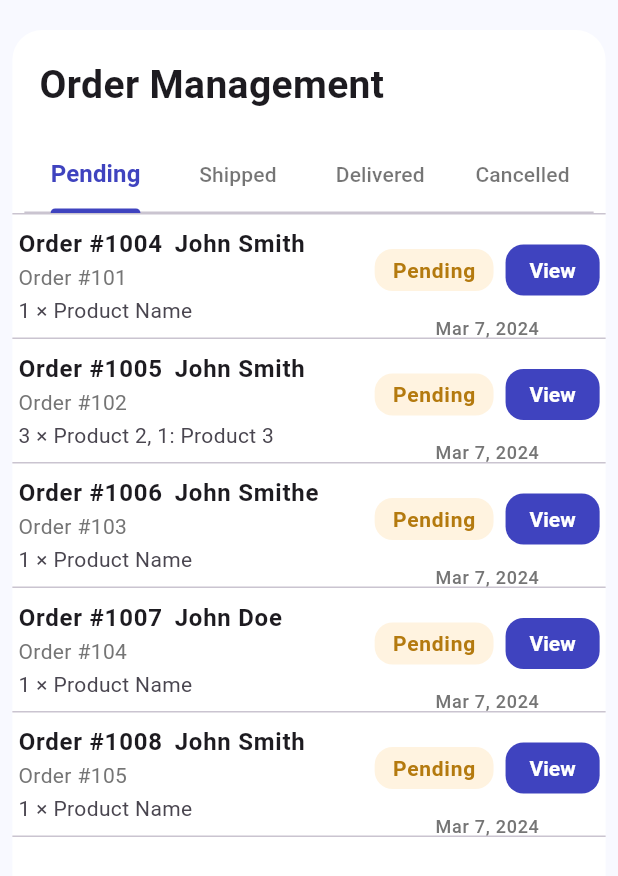
After one commit to Chaitya3101/Seller_App, a Flutter app: the OrderManagementScreen screen opened directly, on a phone screen of 412 x 824 dp. The commit adds this screen. Shown: the top 876 px of the screen. Run offline on Flutter 3.47's test engine with Material 3 defaults, Android fonts, the phone set to English and light mode, and no system bars; our stand-ins replace image_picker.

Commit message:
Fixed Gradle Sync, Added order_management.dart

```diff
--- a/lib/screens/dashboard/seller_dashboard_with_sidebar_logout.dart
+++ b/lib/screens/dashboard/seller_dashboard_with_sidebar_logout.dart
@@ -1,15 +1,19 @@
 import 'package:flutter/material.dart';
+import 'package:visionmart_seller/screens/order%20management/order_management.dart';
+
 import '../auth/login_screen.dart';
+import '../inventory/inventory_screen.dart';
 import '../products/add_product_screen.dart';
 import '../profiles/seller_profile_page.dart';
-import '../inventory/inventory_screen.dart';
 
 class SellerDashboardWithSidebar extends StatefulWidget {
   @override
-  _SellerDashboardWithSidebarState createState() => _SellerDashboardWithSidebarState();
+  _SellerDashboardWithSidebarState createState() =>
+      _SellerDashboardWithSidebarState();
 }
 
-class _SellerDashboardWithSidebarState extends State<SellerDashboardWithSidebar> {
+class _SellerDashboardWithSidebarState
+    extends State<SellerDashboardWithSidebar> {
   int selectedIndex = 0;
   final GlobalKey<ScaffoldState> _scaffoldKey = GlobalKey<ScaffoldState>();
 
@@ -62,7 +66,6 @@ class _SellerDashboardWithSidebarState extends State<SellerDashboardWithSidebar>
                 label: Text("Logout", style: TextStyle(color: Colors.white)),
               ),
             ],
-
             leading: !isWide
                 ? IconButton(
                     icon: Icon(Icons.menu),
@@ -125,7 +128,9 @@ class _SellerDashboardWithSidebarState extends State<SellerDashboardWithSidebar>
     } else if (index == 1) {
       return AddProductScreen(); // ✅ now this is active
     } else if (index == 2) {
-      return InventoryScreen();  // ✅ working as well
+      return InventoryScreen(); // ✅ working as well
+    } else if (index == 3) {
+      return OrderManagementScreen();
     } else {
       return Center(child: Text("This section will be implemented soon."));
     }
@@ -135,7 +140,8 @@ class _SellerDashboardWithSidebarState extends State<SellerDashboardWithSidebar>
     return Column(
       crossAxisAlignment: CrossAxisAlignment.start,
       children: [
-        Text("Dashboard", style: TextStyle(fontSize: 28, fontWeight: FontWeight.bold)),
+        Text("Dashboard",
+            style: TextStyle(fontSize: 28, fontWeight: FontWeight.bold)),
         SizedBox(height: 24),
         Expanded(
           child: GridView.count(
@@ -164,8 +170,13 @@ class _SellerDashboardWithSidebarState extends State<SellerDashboardWithSidebar>
           mainAxisAlignment: MainAxisAlignment.spaceAround,
           children: [
             Icon(icon, size: 40, color: Colors.indigo),
-            Text(title, style: TextStyle(fontSize: 16, fontWeight: FontWeight.w500)),
-            Text(value, style: TextStyle(fontSize: 22, fontWeight: FontWeight.bold, color: Colors.indigo)),
+            Text(title,
+                style: TextStyle(fontSize: 16, fontWeight: FontWeight.w500)),
+            Text(value,
+                style: TextStyle(
+                    fontSize: 22,
+                    fontWeight: FontWeight.bold,
+                    color: Colors.indigo)),
           ],
         ),
       ),
--- a/lib/screens/inventory/inventory_screen.dart
+++ b/lib/screens/inventory/inventory_screen.dart
@@ -1,4 +1,3 @@
-import 'dart:io';
 import 'package:flutter/material.dart';
 import '../products/add_product_screen.dart';
 
@@ -9,25 +8,41 @@ class InventoryScreen extends StatefulWidget {
 
 class _InventoryScreenState extends State<InventoryScreen> {
   List<Map<String, dynamic>> products = [];
+  bool loading = false; // No backend, so no real loading
+
+  @override
+  void initState() {
+    super.initState();
+    fetchProducts();
+  }
+
+  void fetchProducts() {
+    // You can add sample products here for demo, or keep empty
+    setState(() {
+      loading = false;
+    });
+  }
 
   void _navigateToAddProduct() async {
     final result = await Navigator.push(
       context,
       MaterialPageRoute(builder: (_) => AddProductScreen()),
     );
-
     if (result != null && result is Map<String, dynamic>) {
       setState(() {
         products.add(result);
       });
     }
   }
+
   void _editProduct(int index) async {
+    final productToEdit = products[index];
     final result = await Navigator.push(
       context,
-      MaterialPageRoute(builder: (_) => AddProductScreen()),
+      MaterialPageRoute(builder: (_) => AddProductScreen(
+        initialData: productToEdit, // (Optionally, pass data for editing)
+      )),
     );
-
     if (result != null && result is Map<String, dynamic>) {
       setState(() {
         products[index] = result;
@@ -67,7 +82,11 @@ class _InventoryScreenState extends State<InventoryScreen> {
         title: Text("Inventory Management"),
         backgroundColor: Colors.indigo,
       ),
-      body: ListView.builder(
+      body: loading
+          ? Center(child: CircularProgressIndicator())
+          : products.isEmpty
+          ? Center(child: Text("No products found.\nTap '+' to add.", textAlign: TextAlign.center))
+          : ListView.builder(
         padding: EdgeInsets.all(16),
         itemCount: products.length,
         itemBuilder: (context, index) {
@@ -79,8 +98,8 @@ class _InventoryScreenState extends State<InventoryScreen> {
                 backgroundColor: Colors.indigo.shade100,
                 child: Icon(Icons.shopping_bag, color: Colors.indigo),
               ),
-              title: Text(product["name"]),
-              subtitle: Text("₹${product["price"]} • Stock: ${product["stock"]}"),
+              title: Text(product["name"] ?? "Product"),
+              subtitle: Text("₹${product["price"] ?? '--'} • Stock: ${product["stock"] ?? '--'}"),
               trailing: Row(
                 mainAxisSize: MainAxisSize.min,
                 children: [
--- /dev/null
+++ b/lib/screens/order management/order_management.dart
@@ -0,0 +1,265 @@
+import 'package:flutter/material.dart';
+
+void main() => runApp(OrderManagementApp());
+
+class OrderManagementApp extends StatelessWidget {
+  @override
+  Widget build(BuildContext context) {
+    return MaterialApp(
+      home: OrderManagementScreen(),
+      theme: ThemeData(
+        fontFamily: 'Inter', // Optional: For modern look
+        useMaterial3: true,
+      ),
+      debugShowCheckedModeBanner: false,
+    );
+  }
+}
+
+class OrderManagementScreen extends StatefulWidget {
+  @override
+  State<OrderManagementScreen> createState() => _OrderManagementScreenState();
+}
+
+class _OrderManagementScreenState extends State<OrderManagementScreen>
+    with SingleTickerProviderStateMixin {
+  late TabController _tabController;
+
+  final List<Map<String, String>> pendingOrders = [
+    {
+      "orderNo": "1004",
+      "ref": "101",
+      "name": "John Smith",
+      "desc": "1 × Product Name",
+      "date": "Mar 7, 2024",
+      "status": "Pending"
+    },
+    {
+      "orderNo": "1005",
+      "ref": "102",
+      "name": "John Smith",
+      "desc": "3 × Product 2, 1: Product 3",
+      "date": "Mar 7, 2024",
+      "status": "Pending"
+    },
+    {
+      "orderNo": "1006",
+      "ref": "103",
+      "name": "John Smithe",
+      "desc": "1 × Product Name",
+      "date": "Mar 7, 2024",
+      "status": "Pending"
+    },
+    {
+      "orderNo": "1007",
+      "ref": "104",
+      "name": "John Doe",
+      "desc": "1 × Product Name",
+      "date": "Mar 7, 2024",
+      "status": "Pending"
+    },
+    {
+      "orderNo": "1008",
+      "ref": "105",
+      "name": "John Smith",
+      "desc": "1 × Product Name",
+      "date": "Mar 7, 2024",
+      "status": "Pending"
+    },
+  ];
+
+  @override
+  void initState() {
+    _tabController = TabController(length: 4, vsync: this);
+    super.initState();
+  }
+
+  Widget _buildStatusChip(String status) {
+    Color bgColor = Color(0xFFFFF3E0);
+    Color txtColor = Color(0xFFB47A0F);
+    if (status == "Pending") {
+      bgColor = Color(0xFFFFF3E0);
+      txtColor = Color(0xFFB47A0F);
+    }
+    // Add more if-else for different statuses (Shipped, Delivered, Cancelled)
+    return Container(
+      padding: EdgeInsets.symmetric(horizontal: 12, vertical: 4),
+      decoration: BoxDecoration(
+        color: bgColor,
+        borderRadius: BorderRadius.circular(12),
+      ),
+      child: Text(
+        status,
+        style: TextStyle(
+          color: txtColor,
+          fontWeight: FontWeight.w600,
+          fontSize: 14,
+        ),
+      ),
+    );
+  }
+
+  Widget _buildOrderTile(Map<String, String> order) {
+    return Column(
+      children: [
+        ListTile(
+          contentPadding: EdgeInsets.symmetric(vertical: 0, horizontal: 4),
+          title: Row(
+            children: [
+              Text(
+                "Order #${order["orderNo"]}",
+                style: TextStyle(fontWeight: FontWeight.w700, fontSize: 16),
+              ),
+              SizedBox(width: 8),
+              Text(
+                order["name"]!,
+                style: TextStyle(fontWeight: FontWeight.w700, fontSize: 16),
+              ),
+            ],
+          ),
+          subtitle: Column(
+            crossAxisAlignment: CrossAxisAlignment.start,
+            children: [
+              Text(
+                "Order #${order["ref"]}",
+                style: TextStyle(color: Colors.grey[600], fontSize: 14),
+              ),
+              SizedBox(height: 2),
+              Text(
+                order["desc"]!,
+                style: TextStyle(fontSize: 14),
+              ),
+            ],
+          ),
+          trailing: Column(
+            mainAxisAlignment: MainAxisAlignment.center,
+            children: [
+              Row(
+                mainAxisSize: MainAxisSize.min,
+                children: [
+                  _buildStatusChip(order["status"]!),
+                  SizedBox(width: 8),
+                  ElevatedButton(
+                    style: ElevatedButton.styleFrom(
+                      foregroundColor: Colors.white,
+                      backgroundColor: Color(0xFF3F43BF),
+                      minimumSize: Size(54, 34),
+                      padding:
+                          EdgeInsets.symmetric(horizontal: 16, vertical: 0),
+                      shape: RoundedRectangleBorder(
+                        borderRadius: BorderRadius.circular(12),
+                      ),
+                      textStyle: TextStyle(fontWeight: FontWeight.bold),
+                      elevation: 0,
+                    ),
+                    onPressed: () {},
+                    child: Text("View"),
+                  ),
+                ],
+              ),
+              SizedBox(height: 6),
+              Text(
+                order["date"]!,
+                style: TextStyle(fontSize: 12, color: Colors.grey[600]),
+              ),
+            ],
+          ),
+        ),
+        Divider(thickness: 1, height: 1),
+      ],
+    );
+  }
+
+  @override
+  Widget build(BuildContext context) {
+    final mediaQuery = MediaQuery.of(context);
+    return Scaffold(
+      backgroundColor: Color(0xFFF8F9FF),
+      body: SafeArea(
+        child: SingleChildScrollView(
+          child: Container(
+            margin: EdgeInsets.only(
+              top: 20,
+              left: mediaQuery.size.width * 0.02,
+              right: mediaQuery.size.width * 0.02,
+              bottom: mediaQuery.viewInsets.bottom + 8,
+            ),
+            decoration: BoxDecoration(
+              color: Colors.white,
+              borderRadius: BorderRadius.circular(20),
+            ),
+            child: ConstrainedBox(
+              constraints: BoxConstraints(
+                minHeight: mediaQuery.size.height - mediaQuery.padding.top - 28,
+              ),
+              child: IntrinsicHeight(
+                child: Column(
+                  crossAxisAlignment: CrossAxisAlignment.start,
+                  children: [
+                    Padding(
+                      padding: const EdgeInsets.symmetric(
+                          vertical: 18, horizontal: 18),
+                      child: Text(
+                        "Order Management",
+                        style: TextStyle(
+                            fontWeight: FontWeight.bold, fontSize: 26),
+                      ),
+                    ),
+                    Padding(
+                      padding:
+                          const EdgeInsets.only(left: 8, right: 8, bottom: 0),
+                      child: TabBar(
+                        controller: _tabController,
+                        labelColor: Color(0xFF3F43BF),
+                        unselectedLabelColor: Colors.black54,
+                        labelStyle: TextStyle(
+                            fontWeight: FontWeight.w700, fontSize: 16),
+                        unselectedLabelStyle:
+                            TextStyle(fontWeight: FontWeight.w500),
+                        indicatorColor: Color(0xFF3F43BF),
+                        indicatorWeight: 3,
+                        tabs: [
+                          Tab(text: "Pending"),
+                          Tab(text: "Shipped"),
+                          Tab(text: "Delivered"),
+                          Tab(text: "Cancelled"),
+                        ],
+                      ),
+                    ),
+                    Divider(height: 1, thickness: 1),
+                    Flexible(
+                      child: SizedBox(
+                        height: mediaQuery.size.height * 0.7,
+                        child: TabBarView(
+                          controller: _tabController,
+                          children: [
+                            ListView.builder(
+                              padding: EdgeInsets.zero,
+                              itemCount: pendingOrders.length,
+                              itemBuilder: (context, index) {
+                                return _buildOrderTile(pendingOrders[index]);
+                              },
+                            ),
+                            Center(
+                                child: Text("No Shipped Orders",
+                                    style: TextStyle(fontSize: 16))),
+                            Center(
+                                child: Text("No Delivered Orders",
+                                    style: TextStyle(fontSize: 16))),
+                            Center(
+                                child: Text("No Cancelled Orders",
+                                    style: TextStyle(fontSize: 16))),
+                          ],
+                        ),
+                      ),
+                    ),
+                  ],
+                ),
+              ),
+            ),
+          ),
+        ),
+      ),
+    );
+  }
+}
--- a/lib/screens/products/add_product_screen.dart
+++ b/lib/screens/products/add_product_screen.dart
@@ -3,6 +3,10 @@ import 'package:flutter/material.dart';
 import 'package:image_picker/image_picker.dart';
 
 class AddProductScreen extends StatefulWidget {
+  final Map<String, dynamic>? initialData;
+
+  const AddProductScreen({Key? key, this.initialData}) : super(key: key);
+
   @override
   _AddProductScreenState createState() => _AddProductScreenState();
 }
@@ -16,6 +20,20 @@ class _AddProductScreenState extends State<AddProductScreen> {
   String? selectedCategory;
   File? _image;
 
+  @override
+  void initState() {
+    super.initState();
+    // Pre-fill if editing
+    if (widget.initialData != null) {
+      nameController.text = widget.initialData!['name'] ?? '';
+      priceController.text = widget.initialData!['price'] ?? '';
+      stockController.text = widget.initialData!['stock'] ?? '';
+      descController.text = widget.initialData!['description'] ?? '';
+      selectedCategory = widget.initialData!['category'];
+      // You can extend this to handle image editing if you want
+    }
+  }
+
   Future<void> _pickImage() async {
     final picked = await ImagePicker().pickImage(source: ImageSource.gallery);
     if (picked != null) {
@@ -26,12 +44,11 @@ class _AddProductScreenState extends State<AddProductScreen> {
   }
 
   void _submitForm() {
-    if (_formKey.currentState!.validate() && _image != null && selectedCategory != null) {
+    if (_formKey.currentState!.validate() && selectedCategory != null) {
       Navigator.pop(context, {
         "name": nameController.text,
         "price": priceController.text,
         "stock": stockController.text,
-        "image": _image,
         "category": selectedCategory,
         "description": descController.text,
       });
@@ -44,9 +61,11 @@ class _AddProductScreenState extends State<AddProductScreen> {
 
   @override
   Widget build(BuildContext context) {
+    final isEditing = widget.initialData != null;
+
     return Scaffold(
       appBar: AppBar(
-        title: Text("Add New Product"),
+        title: Text(isEditing ? "Edit Product" : "Add New Product"),
         backgroundColor: Colors.indigo,
       ),
       body: SingleChildScrollView(
@@ -69,7 +88,8 @@ class _AddProductScreenState extends State<AddProductScreen> {
                         : null,
                   ),
                   child: _image == null
-                      ? Center(child: Icon(Icons.add_a_photo, size: 40, color: Colors.indigo))
+                      ? Center(
+                      child: Icon(Icons.add_a_photo, size: 40, color: Colors.indigo))
                       : null,
                 ),
               ),
@@ -88,7 +108,7 @@ class _AddProductScreenState extends State<AddProductScreen> {
                 decoration: InputDecoration(
                   labelText: "Price",
                   border: OutlineInputBorder(),
-                  prefixText: "\$",
+                  prefixText: "₹",
                 ),
                 keyboardType: TextInputType.number,
                 validator: (value) => value!.isEmpty ? "Required" : null,
@@ -97,7 +117,10 @@ class _AddProductScreenState extends State<AddProductScreen> {
               TextFormField(
                 controller: stockController,
                 keyboardType: TextInputType.number,
-                decoration: InputDecoration(labelText: "Stock", border: OutlineInputBorder()),
+                decoration: InputDecoration(
+                  labelText: "Stock",
+                  border: OutlineInputBorder(),
+                ),
                 validator: (val) => val!.isEmpty ? "Enter stock" : null,
               ),
               SizedBox(height: 16),
@@ -107,7 +130,10 @@ class _AddProductScreenState extends State<AddProductScreen> {
                     .map((cat) => DropdownMenuItem(value: cat, child: Text(cat)))
                     .toList(),
                 onChanged: (val) => setState(() => selectedCategory = val),
-                decoration: InputDecoration(labelText: "Category", border: OutlineInputBorder()),
+                decoration: InputDecoration(
+                  labelText: "Category",
+                  border: OutlineInputBorder(),
+                ),
                 validator: (val) => val == null ? "Select category" : null,
               ),
               SizedBox(height: 16),
@@ -129,7 +155,10 @@ class _AddProductScreenState extends State<AddProductScreen> {
                     padding: EdgeInsets.symmetric(vertical: 14),
                     backgroundColor: Colors.indigo,
                   ),
-                  child: Text("Add Product", style: TextStyle(fontSize: 16)),
+                  child: Text(
+                    isEditing ? "Update Product" : "Add Product",
+                    style: TextStyle(fontSize: 16),
+                  ),
                 ),
               ),
             ],
--- a/pubspec.yaml
+++ b/pubspec.yaml
@@ -11,6 +11,7 @@ dependencies:
   flutter:
     sdk: flutter
   image_picker: ^1.0.4
+  http: ^1.4.0
 
 dev_dependencies:
   flutter_test:
@@ -18,6 +19,3 @@ dev_dependencies:
 
 flutter:
   uses-material-design: true
-
-  assets:
-    - assets/
```
Also changed, not shown: pubspec.lock, 13 other files.
